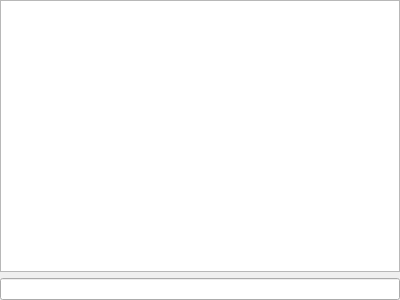
This is INSTANT-MAGNORMO/conversationwidget.ui in cbranch/INSTANT-MAGNORMO as Qt 5 draws it before an edit. The edited form follows.
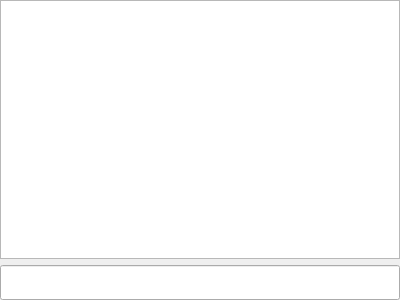
This is the edited form.

Commit message: Tweaked ctyle to make it better

What changed in the file:
```diff
--- a/INSTANT-MAGNORMO/conversationwidget.ui
+++ b/INSTANT-MAGNORMO/conversationwidget.ui
@@ -31,7 +31,14 @@
     </widget>
    </item>
    <item>
-    <widget class="QLineEdit" name="lineEdit"/>
+    <widget class="QLineEdit" name="lineEdit">
+     <property name="minimumSize">
+      <size>
+       <width>0</width>
+       <height>35</height>
+      </size>
+     </property>
+    </widget>
    </item>
   </layout>
  </widget>
```
The commit also changes 1 other file.
